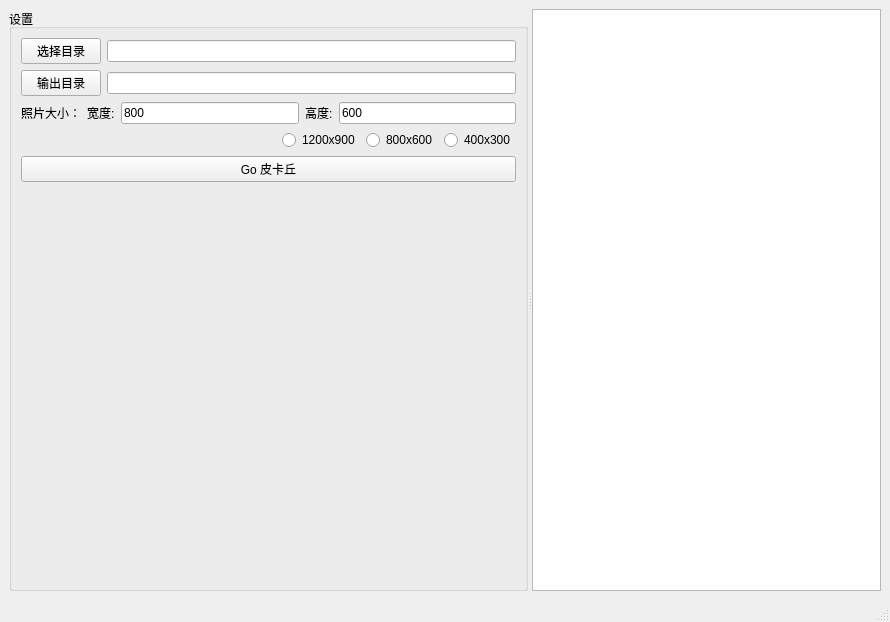
This is samp5_5/mainwindow.ui in wlnetman/Qt59_cpp_dev_guide as Qt 5 draws it before an edit. The edited form follows.
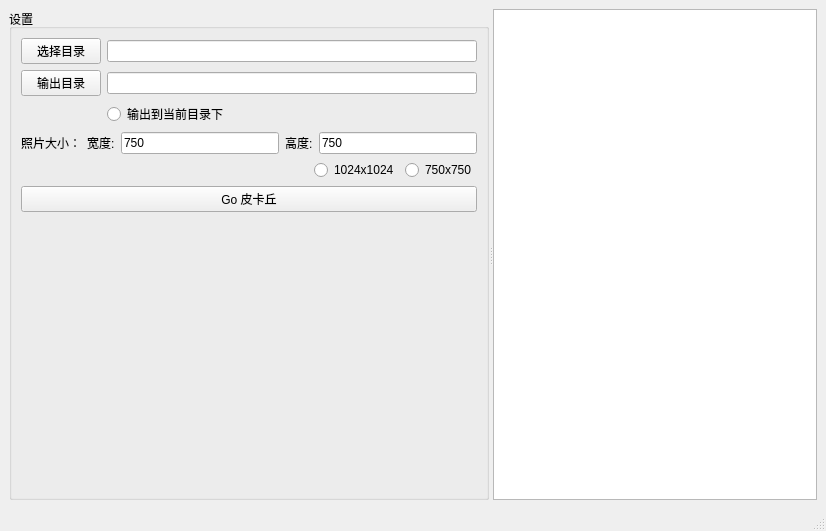
This is the edited form.

```diff
--- a/samp5_5/mainwindow.ui
+++ b/samp5_5/mainwindow.ui
@@ -6,8 +6,8 @@
    <rect>
     <x>0</x>
     <y>0</y>
-    <width>890</width>
-    <height>622</height>
+    <width>826</width>
+    <height>531</height>
    </rect>
   </property>
   <property name="windowTitle">
@@ -27,6 +27,9 @@
        <layout class="QVBoxLayout" name="verticalLayout">
         <item>
          <layout class="QGridLayout" name="gridLayout">
+          <item row="0" column="1">
+           <widget class="QLineEdit" name="edInputDir"/>
+          </item>
           <item row="0" column="0">
            <widget class="QPushButton" name="btnInputDir">
             <property name="text">
@@ -34,19 +37,23 @@
             </property>
            </widget>
           </item>
-          <item row="0" column="1">
-           <widget class="QLineEdit" name="edInputDir"/>
-          </item>
-          <item row="1" column="1">
+          <item row="2" column="1">
            <widget class="QLineEdit" name="edOutputDir"/>
           </item>
-          <item row="1" column="0">
+          <item row="2" column="0">
            <widget class="QPushButton" name="btnOutputDir">
             <property name="text">
              <string>输出目录</string>
             </property>
            </widget>
           </item>
+          <item row="3" column="1">
+           <widget class="QRadioButton" name="rBtnCurDir">
+            <property name="text">
+             <string>输出到当前目录下</string>
+            </property>
+           </widget>
+          </item>
          </layout>
         </item>
         <item>
@@ -89,7 +96,7 @@
              </size>
             </property>
             <property name="text">
-             <string>800</string>
+             <string>750</string>
             </property>
            </widget>
           </item>
@@ -115,7 +122,7 @@
              </size>
             </property>
             <property name="text">
-             <string>600</string>
+             <string>750</string>
             </property>
            </widget>
           </item>
@@ -136,24 +143,17 @@
             </property>
            </spacer>
           </item>
-          <item>
-           <widget class="QRadioButton" name="rbtn1200">
-            <property name="text">
-             <string>1200x900</string>
-            </property>
-           </widget>
-          </item>
           <item>
            <widget class="QRadioButton" name="rbtn800">
             <property name="text">
-             <string>800x600</string>
+             <string>1024x1024</string>
             </property>
            </widget>
           </item>
           <item>
            <widget class="QRadioButton" name="rbtn400">
             <property name="text">
-             <string>400x300</string>
+             <string>750x750</string>
             </property>
            </widget>
           </item>
@@ -186,16 +186,6 @@
     </item>
    </layout>
   </widget>
-  <widget class="QMenuBar" name="menubar">
-   <property name="geometry">
-    <rect>
-     <x>0</x>
-     <y>0</y>
-     <width>890</width>
-     <height>26</height>
-    </rect>
-   </property>
-  </widget>
   <widget class="QStatusBar" name="statusbar"/>
  </widget>
  <resources/>
```
